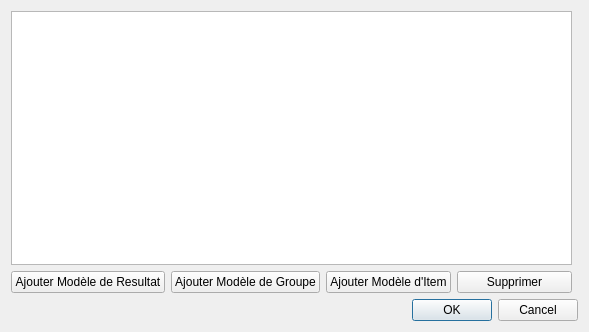
This is stepcreatorv2/inmodeldialog.ui in computree/computree-v3 as Qt 5 draws it before an edit. The edited form follows.
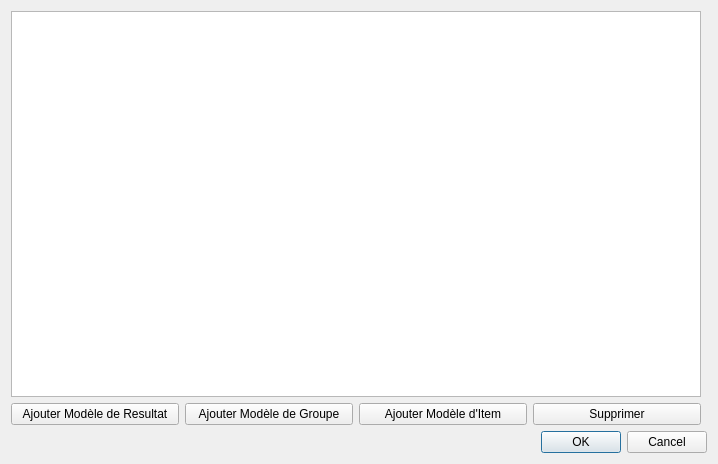
This is the edited form.

Patch:
```diff
--- a/stepcreatorv2/inmodeldialog.ui
+++ b/stepcreatorv2/inmodeldialog.ui
@@ -6,8 +6,8 @@
    <rect>
     <x>0</x>
     <y>0</y>
-    <width>589</width>
-    <height>332</height>
+    <width>718</width>
+    <height>464</height>
    </rect>
   </property>
   <property name="windowTitle">
```
Left out of the diff: 33 changed lines with no effect on the pictures.
